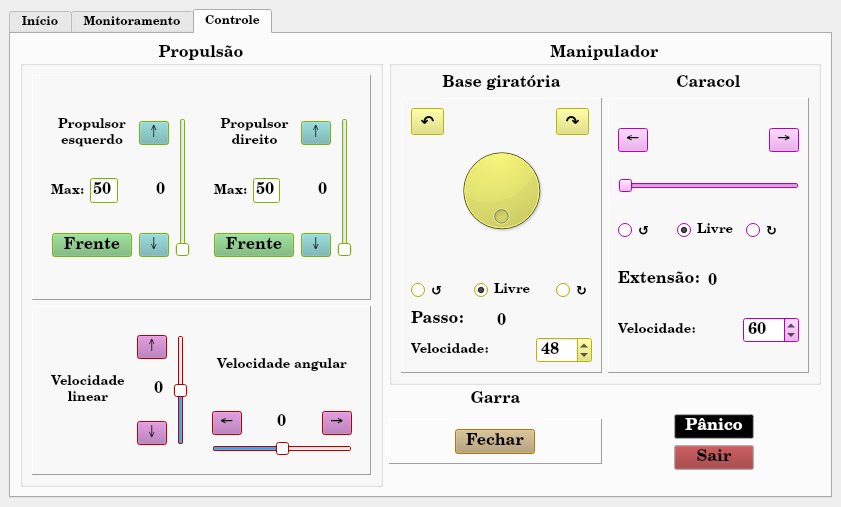
Before: the Qt Designer form telemetria/ui/main_window.ui in UFMG-Autobotz/Autoboat, drawn with Qt 5.
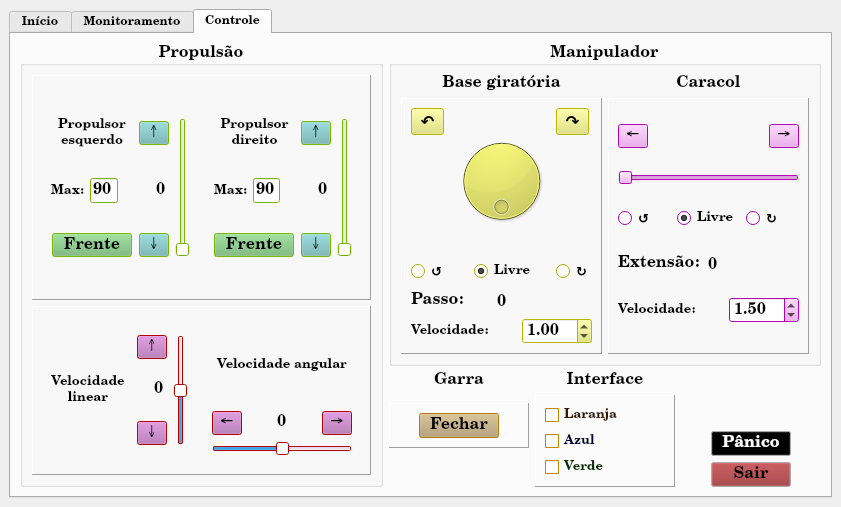
After: the same form once the commit is applied. The open tabs and pages were chosen to show the change. Icons and pictures are not drawn.

Diff of the .ui file:
```diff
--- a/telemetria/ui/main_window.ui
+++ b/telemetria/ui/main_window.ui
@@ -35,7 +35,7 @@
     <item row="1" column="0">
      <widget class="QTabWidget" name="abas">
       <property name="currentIndex">
-       <number>1</number>
+       <number>2</number>
       </property>
       <property name="movable">
        <bool>true</bool>
@@ -2219,7 +2219,7 @@
                     </palette>
                    </property>
                    <property name="maximum">
-                    <number>50</number>
+                    <number>90</number>
                    </property>
                    <property name="orientation">
                     <enum>Qt::Vertical</enum>
@@ -2327,19 +2327,6 @@
                    </property>
                   </widget>
                  </item>
-                 <item row="1" column="1" colspan="3">
-                  <widget class="QLineEdit" name="campo_max_esq">
-                   <property name="sizePolicy">
-                    <sizepolicy hsizetype="Expanding" vsizetype="Fixed">
-                     <horstretch>1</horstretch>
-                     <verstretch>0</verstretch>
-                    </sizepolicy>
-                   </property>
-                   <property name="text">
-                    <string>50</string>
-                   </property>
-                  </widget>
-                 </item>
                  <item row="1" column="4" colspan="2">
                   <widget class="QLineEdit" name="campo_esq">
                    <property name="sizePolicy">
@@ -2402,6 +2389,19 @@
                    </property>
                   </widget>
                  </item>
+                 <item row="1" column="1" colspan="3">
+                  <widget class="QLineEdit" name="campo_max_esq">
+                   <property name="sizePolicy">
+                    <sizepolicy hsizetype="Expanding" vsizetype="Fixed">
+                     <horstretch>1</horstretch>
+                     <verstretch>0</verstretch>
+                    </sizepolicy>
+                   </property>
+                   <property name="text">
+                    <string>90</string>
+                   </property>
+                  </widget>
+                 </item>
                 </layout>
                </widget>
               </item>
@@ -2519,7 +2519,7 @@
                     </palette>
                    </property>
                    <property name="maximum">
-                    <number>50</number>
+                    <number>90</number>
                    </property>
                    <property name="orientation">
                     <enum>Qt::Vertical</enum>
@@ -2636,7 +2636,7 @@
                     </sizepolicy>
                    </property>
                    <property name="text">
-                    <string>50</string>
+                    <string>90</string>
                    </property>
                   </widget>
                  </item>
@@ -3210,62 +3210,7 @@
           </layout>
          </widget>
         </item>
-        <item row="5" column="7" alignment="Qt::AlignHCenter">
-         <widget class="QPushButton" name="bot_sair">
-          <property name="sizePolicy">
-           <sizepolicy hsizetype="Ignored" vsizetype="Fixed">
-            <horstretch>5</horstretch>
-            <verstretch>1</verstretch>
-           </sizepolicy>
-          </property>
-          <property name="palette">
-           <palette>
-            <active>
-             <colorrole role="Button">
-              <brush brushstyle="SolidPattern">
-               <color alpha="255">
-                <red>149</red>
-                <green>42</green>
-                <blue>44</blue>
-               </color>
-              </brush>
-             </colorrole>
-            </active>
-            <inactive>
-             <colorrole role="Button">
-              <brush brushstyle="SolidPattern">
-               <color alpha="255">
-                <red>149</red>
-                <green>42</green>
-                <blue>44</blue>
-               </color>
-              </brush>
-             </colorrole>
-            </inactive>
-            <disabled>
-             <colorrole role="Button">
-              <brush brushstyle="SolidPattern">
-               <color alpha="255">
-                <red>149</red>
-                <green>42</green>
-                <blue>44</blue>
-               </color>
-              </brush>
-             </colorrole>
-            </disabled>
-           </palette>
-          </property>
-          <property name="font">
-           <font>
-            <pointsize>12</pointsize>
-           </font>
-          </property>
-          <property name="text">
-           <string>Sair</string>
-          </property>
-         </widget>
-        </item>
-        <item row="0" column="6" rowspan="3" colspan="2">
+        <item row="0" column="6" rowspan="3" colspan="3">
          <widget class="QGroupBox" name="groupBox_2">
           <property name="sizePolicy">
            <sizepolicy hsizetype="Ignored" vsizetype="Preferred">
@@ -3436,6 +3381,18 @@
               <enum>QFrame::Raised</enum>
              </property>
              <layout class="QGridLayout" name="gridLayout_9">
+              <item row="1" column="4">
+               <widget class="QRadioButton" name="opt_base_dir">
+                <property name="font">
+                 <font>
+                  <pointsize>10</pointsize>
+                 </font>
+                </property>
+                <property name="text">
+                 <string>↻</string>
+                </property>
+               </widget>
+              </item>
               <item row="3" column="0" colspan="3">
                <widget class="QLabel" name="label_7">
                 <property name="text">
@@ -3518,16 +3475,6 @@
                 </property>
                </widget>
               </item>
-              <item row="4" column="3" colspan="2" alignment="Qt::AlignRight">
-               <widget class="QSpinBox" name="vel_base">
-                <property name="maximum">
-                 <number>999</number>
-                </property>
-                <property name="value">
-                 <number>48</number>
-                </property>
-               </widget>
-              </item>
               <item row="4" column="0" colspan="3">
                <widget class="QLabel" name="label">
                 <property name="font">
@@ -3593,15 +3540,13 @@
                 </property>
                </widget>
               </item>
-              <item row="1" column="4">
-               <widget class="QRadioButton" name="opt_base_dir">
-                <property name="font">
-                 <font>
-                  <pointsize>10</pointsize>
-                 </font>
+              <item row="4" column="3" colspan="2" alignment="Qt::AlignRight">
+               <widget class="QDoubleSpinBox" name="vel_base">
+                <property name="maximum">
+                 <double>15.000000000000000</double>
                 </property>
-                <property name="text">
-                 <string>↻</string>
+                <property name="value">
+                 <double>1.000000000000000</double>
                 </property>
                </widget>
               </item>
@@ -3830,22 +3775,6 @@
                 </property>
                </widget>
               </item>
-              <item row="8" column="2" alignment="Qt::AlignRight">
-               <widget class="QSpinBox" name="vel_caracol">
-                <property name="sizePolicy">
-                 <sizepolicy hsizetype="Expanding" vsizetype="Fixed">
-                  <horstretch>0</horstretch>
-                  <verstretch>0</verstretch>
-                 </sizepolicy>
-                </property>
-                <property name="maximum">
-                 <number>999</number>
-                </property>
-                <property name="value">
-                 <number>60</number>
-                </property>
-               </widget>
-              </item>
               <item row="2" column="0" colspan="3">
                <widget class="QSlider" name="slider_caracol">
                 <property name="sizePolicy">
@@ -3902,6 +3831,25 @@
                 </item>
                </layout>
               </item>
+              <item row="8" column="2" alignment="Qt::AlignRight">
+               <widget class="QDoubleSpinBox" name="vel_caracol">
+                <property name="sizePolicy">
+                 <sizepolicy hsizetype="Expanding" vsizetype="Fixed">
+                  <horstretch>0</horstretch>
+                  <verstretch>0</verstretch>
+                 </sizepolicy>
+                </property>
+                <property name="suffix">
+                 <string/>
+                </property>
+                <property name="maximum">
+                 <double>20.000000000000000</double>
+                </property>
+                <property name="value">
+                 <double>1.500000000000000</double>
+                </property>
+               </widget>
+              </item>
              </layout>
             </widget>
            </item>
@@ -3912,12 +3860,30 @@
           <zorder>label_10</zorder>
          </widget>
         </item>
-        <item row="4" column="7" alignment="Qt::AlignHCenter">
-         <widget class="QPushButton" name="bot_panico">
+        <item row="3" column="6">
+         <widget class="QLabel" name="label_13">
+          <property name="font">
+           <font>
+            <pointsize>12</pointsize>
+           </font>
+          </property>
+          <property name="text">
+           <string>Garra</string>
+          </property>
+          <property name="alignment">
+           <set>Qt::AlignCenter</set>
+          </property>
+          <property name="buddy">
+           <cstring>bot_garra</cstring>
+          </property>
+         </widget>
+        </item>
+        <item row="4" column="7" rowspan="3">
+         <widget class="QFrame" name="frame_10">
           <property name="sizePolicy">
            <sizepolicy hsizetype="Ignored" vsizetype="Fixed">
-            <horstretch>5</horstretch>
-            <verstretch>1</verstretch>
+            <horstretch>15</horstretch>
+            <verstretch>0</verstretch>
            </sizepolicy>
           </property>
           <property name="palette">
@@ -3926,85 +3892,85 @@
              <colorrole role="Button">
               <brush brushstyle="SolidPattern">
                <color alpha="255">
-                <red>0</red>
-                <green>0</green>
+                <red>180</red>
+                <green>157</green>
+                <blue>109</blue>
+               </color>
+              </brush>
+             </colorrole>
+             <colorrole role="Base">
+              <brush brushstyle="SolidPattern">
+               <color alpha="255">
+                <red>255</red>
+                <green>255</green>
+                <blue>255</blue>
+               </color>
+              </brush>
+             </colorrole>
+             <colorrole role="Window">
+              <brush brushstyle="SolidPattern">
+               <color alpha="255">
+                <red>255</red>
+                <green>170</green>
                 <blue>0</blue>
                </color>
               </brush>
              </colorrole>
-             <colorrole role="Text">
-              <brush brushstyle="SolidPattern">
-               <color alpha="255">
-                <red>255</red>
-                <green>255</green>
-                <blue>255</blue>
-               </color>
-              </brush>
-             </colorrole>
-             <colorrole role="ButtonText">
-              <brush brushstyle="SolidPattern">
-               <color alpha="255">
-                <red>255</red>
-                <green>255</green>
-                <blue>255</blue>
-               </color>
-              </brush>
-             </colorrole>
             </active>
             <inactive>
              <colorrole role="Button">
               <brush brushstyle="SolidPattern">
                <color alpha="255">
-                <red>0</red>
-                <green>0</green>
+                <red>180</red>
+                <green>157</green>
+                <blue>109</blue>
+               </color>
+              </brush>
+             </colorrole>
+             <colorrole role="Base">
+              <brush brushstyle="SolidPattern">
+               <color alpha="255">
+                <red>255</red>
+                <green>255</green>
+                <blue>255</blue>
+               </color>
+              </brush>
+             </colorrole>
+             <colorrole role="Window">
+              <brush brushstyle="SolidPattern">
+               <color alpha="255">
+                <red>255</red>
+                <green>170</green>
                 <blue>0</blue>
                </color>
               </brush>
              </colorrole>
-             <colorrole role="Text">
-              <brush brushstyle="SolidPattern">
-               <color alpha="255">
-                <red>255</red>
-                <green>255</green>
-                <blue>255</blue>
-               </color>
-              </brush>
-             </colorrole>
-             <colorrole role="ButtonText">
-              <brush brushstyle="SolidPattern">
-               <color alpha="255">
-                <red>255</red>
-                <green>255</green>
-                <blue>255</blue>
-               </color>
-              </brush>
-             </colorrole>
             </inactive>
             <disabled>
              <colorrole role="Button">
               <brush brushstyle="SolidPattern">
                <color alpha="255">
-                <red>0</red>
-                <green>0</green>
-                <blue>0</blue>
+                <red>180</red>
+                <green>157</green>
+                <blue>109</blue>
                </color>
               </brush>
              </colorrole>
-             <colorrole role="Text">
+             <colorrole role="Base">
               <brush brushstyle="SolidPattern">
                <color alpha="255">
-                <red>190</red>
-                <green>190</green>
-                <blue>190</blue>
+                <red>255</red>
+                <green>170</green>
+                <blue>0</blue>
                </color>
               </brush>
              </colorrole>
-             <colorrole role="ButtonText">
+             <colorrole role="Window">
               <brush brushstyle="SolidPattern">
                <color alpha="255">
-                <red>190</red>
-                <green>190</green>
-                <blue>190</blue>
+                <red>255</red>
+                <green>170</green>
+                <blue>0</blue>
                </color>
               </brush>
              </colorrole>
@@ -4016,8 +3982,178 @@
             <pointsize>12</pointsize>
            </font>
           </property>
+          <property name="frameShape">
+           <enum>QFrame::Panel</enum>
+          </property>
+          <property name="frameShadow">
+           <enum>QFrame::Raised</enum>
+          </property>
+          <layout class="QVBoxLayout" name="verticalLayout">
+           <item>
+            <widget class="QCheckBox" name="led_laranja">
+             <property name="palette">
+              <palette>
+               <active>
+                <colorrole role="WindowText">
+                 <brush brushstyle="SolidPattern">
+                  <color alpha="255">
+                   <red>50</red>
+                   <green>25</green>
+                   <blue>0</blue>
+                  </color>
+                 </brush>
+                </colorrole>
+               </active>
+               <inactive>
+                <colorrole role="WindowText">
+                 <brush brushstyle="SolidPattern">
+                  <color alpha="255">
+                   <red>50</red>
+                   <green>25</green>
+                   <blue>0</blue>
+                  </color>
+                 </brush>
+                </colorrole>
+               </inactive>
+               <disabled>
+                <colorrole role="WindowText">
+                 <brush brushstyle="SolidPattern">
+                  <color alpha="255">
+                   <red>190</red>
+                   <green>190</green>
+                   <blue>190</blue>
+                  </color>
+                 </brush>
+                </colorrole>
+               </disabled>
+              </palette>
+             </property>
+             <property name="font">
+              <font>
+               <pointsize>10</pointsize>
+              </font>
+             </property>
+             <property name="text">
+              <string>Laranja</string>
+             </property>
+            </widget>
+           </item>
+           <item>
+            <widget class="QCheckBox" name="led_azul">
+             <property name="palette">
+              <palette>
+               <active>
+                <colorrole role="WindowText">
+                 <brush brushstyle="SolidPattern">
+                  <color alpha="255">
+                   <red>0</red>
+                   <green>0</green>
+                   <blue>50</blue>
+                  </color>
+                 </brush>
+                </colorrole>
+               </active>
+               <inactive>
+                <colorrole role="WindowText">
+                 <brush brushstyle="SolidPattern">
+                  <color alpha="255">
+                   <red>0</red>
+                   <green>0</green>
+                   <blue>50</blue>
+                  </color>
+                 </brush>
+                </colorrole>
+               </inactive>
+               <disabled>
+                <colorrole role="WindowText">
+                 <brush brushstyle="SolidPattern">
+                  <color alpha="255">
+                   <red>190</red>
+                   <green>190</green>
+                   <blue>190</blue>
+                  </color>
+                 </brush>
+                </colorrole>
+               </disabled>
+              </palette>
+             </property>
+             <property name="font">
+              <font>
+               <pointsize>10</pointsize>
+              </font>
+             </property>
+             <property name="text">
+              <string>Azul</string>
+             </property>
+            </widget>
+           </item>
+           <item>
+            <widget class="QCheckBox" name="led_verde">
+             <property name="palette">
+              <palette>
+               <active>
+                <colorrole role="WindowText">
+                 <brush brushstyle="SolidPattern">
+                  <color alpha="255">
+                   <red>0</red>
+                   <green>50</green>
+                   <blue>0</blue>
+                  </color>
+                 </brush>
+                </colorrole>
+               </active>
+               <inactive>
+                <colorrole role="WindowText">
+                 <brush brushstyle="SolidPattern">
+                  <color alpha="255">
+                   <red>0</red>
+                   <green>50</green>
+                   <blue>0</blue>
+                  </color>
+                 </brush>
+                </colorrole>
+               </inactive>
+               <disabled>
+                <colorrole role="WindowText">
+                 <brush brushstyle="SolidPattern">
+                  <color alpha="255">
+                   <red>190</red>
+                   <green>190</green>
+                   <blue>190</blue>
+                  </color>
+                 </brush>
+                </colorrole>
+               </disabled>
+              </palette>
+             </property>
+             <property name="font">
+              <font>
+               <pointsize>10</pointsize>
+              </font>
+             </property>
+             <property name="text">
+              <string>Verde</string>
+             </property>
+            </widget>
+           </item>
+          </layout>
+         </widget>
+        </item>
+        <item row="3" column="7">
+         <widget class="QLabel" name="label_27">
+          <property name="font">
+           <font>
+            <pointsize>12</pointsize>
+           </font>
+          </property>
           <property name="text">
-           <string>Pânico</string>
+           <string>Interface</string>
+          </property>
+          <property name="alignment">
+           <set>Qt::AlignCenter</set>
+          </property>
+          <property name="buddy">
+           <cstring>bot_garra</cstring>
           </property>
          </widget>
         </item>
@@ -4148,21 +4284,167 @@
           </layout>
          </widget>
         </item>
-        <item row="3" column="6">
-         <widget class="QLabel" name="label_13">
+        <item row="6" column="8" alignment="Qt::AlignHCenter">
+         <widget class="QPushButton" name="bot_sair">
+          <property name="sizePolicy">
+           <sizepolicy hsizetype="Ignored" vsizetype="Fixed">
+            <horstretch>5</horstretch>
+            <verstretch>1</verstretch>
+           </sizepolicy>
+          </property>
+          <property name="palette">
+           <palette>
+            <active>
+             <colorrole role="Button">
+              <brush brushstyle="SolidPattern">
+               <color alpha="255">
+                <red>149</red>
+                <green>42</green>
+                <blue>44</blue>
+               </color>
+              </brush>
+             </colorrole>
+            </active>
+            <inactive>
+             <colorrole role="Button">
+              <brush brushstyle="SolidPattern">
+               <color alpha="255">
+                <red>149</red>
+                <green>42</green>
+                <blue>44</blue>
+               </color>
+              </brush>
+             </colorrole>
+            </inactive>
+            <disabled>
+             <colorrole role="Button">
+              <brush brushstyle="SolidPattern">
+               <color alpha="255">
+                <red>149</red>
+                <green>42</green>
+                <blue>44</blue>
+               </color>
+              </brush>
+             </colorrole>
+            </disabled>
+           </palette>
+          </property>
           <property name="font">
            <font>
             <pointsize>12</pointsize>
            </font>
           </property>
           <property name="text">
-           <string>Garra</string>
+           <string>Sair</string>
           </property>
-          <property name="alignment">
-           <set>Qt::AlignCenter</set>
+         </widget>
+        </item>
+        <item row="5" column="8" alignment="Qt::AlignHCenter">
+         <widget class="QPushButton" name="bot_panico">
+          <property name="sizePolicy">
+           <sizepolicy hsizetype="Ignored" vsizetype="Fixed">
+            <horstretch>5</horstretch>
+            <verstretch>1</verstretch>
+           </sizepolicy>
           </property>
-          <property name="buddy">
-           <cstring>bot_garra</cstring>
+          <property name="palette">
+           <palette>
+            <active>
+             <colorrole role="Button">
+              <brush brushstyle="SolidPattern">
+               <color alpha="255">
+                <red>0</red>
+                <green>0</green>
+                <blue>0</blue>
+               </color>
+              </brush>
+             </colorrole>
+             <colorrole role="Text">
+              <brush brushstyle="SolidPattern">
+               <color alpha="255">
+                <red>255</red>
+                <green>255</green>
+                <blue>255</blue>
+               </color>
+              </brush>
+             </colorrole>
+             <colorrole role="ButtonText">
+              <brush brushstyle="SolidPattern">
+               <color alpha="255">
+                <red>255</red>
+                <green>255</green>
+                <blue>255</blue>
+               </color>
+              </brush>
+             </colorrole>
+            </active>
+            <inactive>
+             <colorrole role="Button">
+              <brush brushstyle="SolidPattern">
+               <color alpha="255">
+                <red>0</red>
+                <green>0</green>
+                <blue>0</blue>
+               </color>
+              </brush>
+             </colorrole>
+             <colorrole role="Text">
+              <brush brushstyle="SolidPattern">
+               <color alpha="255">
+                <red>255</red>
+                <green>255</green>
+                <blue>255</blue>
+               </color>
+              </brush>
+             </colorrole>
+             <colorrole role="ButtonText">
+              <brush brushstyle="SolidPattern">
+               <color alpha="255">
+                <red>255</red>
+                <green>255</green>
+                <blue>255</blue>
+               </color>
+              </brush>
+             </colorrole>
+            </inactive>
+            <disabled>
+             <colorrole role="Button">
+              <brush brushstyle="SolidPattern">
+               <color alpha="255">
+                <red>0</red>
+                <green>0</green>
+                <blue>0</blue>
+               </color>
+              </brush>
+             </colorrole>
+             <colorrole role="Text">
+              <brush brushstyle="SolidPattern">
+               <color alpha="255">
+                <red>190</red>
+                <green>190</green>
+                <blue>190</blue>
+               </color>
+              </brush>
+             </colorrole>
+             <colorrole role="ButtonText">
+              <brush brushstyle="SolidPattern">
+               <color alpha="255">
+                <red>190</red>
+                <green>190</green>
+                <blue>190</blue>
+               </color>
+              </brush>
+             </colorrole>
+            </disabled>
+           </palette>
+          </property>
+          <property name="font">
+           <font>
+            <pointsize>12</pointsize>
+           </font>
+          </property>
+          <property name="text">
+           <string>Pânico</string>
           </property>
          </widget>
         </item>
```
